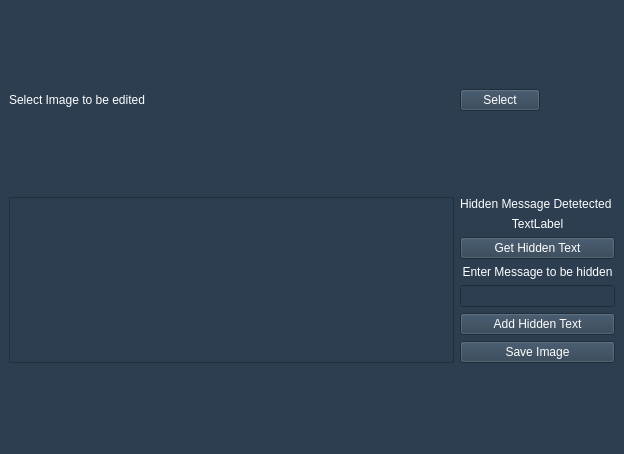
The window that designs/steganography.ui (gat786/cbir) describes before a commit, drawn with Qt 5.
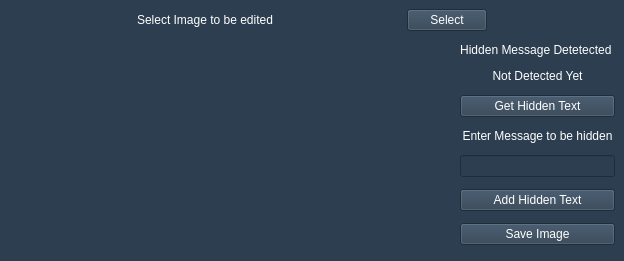
The same window after the commit.

Commit message: changed structured and started steganography

What changed in the file:
```diff
--- a/designs/steganography.ui
+++ b/designs/steganography.ui
@@ -7,9 +7,21 @@
     <x>0</x>
     <y>0</y>
     <width>624</width>
-    <height>454</height>
+    <height>261</height>
    </rect>
   </property>
+  <property name="sizePolicy">
+   <sizepolicy hsizetype="Ignored" vsizetype="Maximum">
+    <horstretch>0</horstretch>
+    <verstretch>0</verstretch>
+   </sizepolicy>
+  </property>
+  <property name="maximumSize">
+   <size>
+    <width>16777215</width>
+    <height>261</height>
+   </size>
+  </property>
   <property name="windowTitle">
    <string>Steganography</string>
   </property>
@@ -19,42 +31,9 @@
   </property>
   <widget class="QWidget" name="centralwidget">
    <layout class="QGridLayout" name="gridLayout">
-    <item row="0" column="1">
-     <widget class="QPushButton" name="choose_image">
-      <property name="sizePolicy">
-       <sizepolicy hsizetype="Fixed" vsizetype="Fixed">
-        <horstretch>0</horstretch>
-        <verstretch>0</verstretch>
-       </sizepolicy>
-      </property>
-      <property name="styleSheet">
-       <string notr="true">color: rgb(255, 255, 255);</string>
-      </property>
-      <property name="text">
-       <string>Select</string>
-      </property>
-     </widget>
-    </item>
     <item row="1" column="0">
-     <widget class="QFrame" name="frame">
-      <property name="enabled">
-       <bool>true</bool>
-      </property>
-      <property name="sizePolicy">
-       <sizepolicy hsizetype="Expanding" vsizetype="Preferred">
-        <horstretch>0</horstretch>
-        <verstretch>0</verstretch>
-       </sizepolicy>
-      </property>
-      <property name="frameShape">
-       <enum>QFrame::StyledPanel</enum>
-      </property>
-      <property name="frameShadow">
-       <enum>QFrame::Raised</enum>
-      </property>
-     </widget>
-    </item>
-    <item row="0" column="0">
+     <layout class="QHBoxLayout" name="horizontalLayout_3">
+      <item>
      <widget class="QLabel" name="label">
       <property name="sizePolicy">
        <sizepolicy hsizetype="Fixed" vsizetype="Fixed">
@@ -70,7 +49,42 @@
       </property>
      </widget>
     </item>
-    <item row="1" column="1">
+      <item>
+       <widget class="QPushButton" name="choose_image">
+        <property name="sizePolicy">
+         <sizepolicy hsizetype="Fixed" vsizetype="Fixed">
+          <horstretch>0</horstretch>
+          <verstretch>0</verstretch>
+         </sizepolicy>
+        </property>
+        <property name="styleSheet">
+         <string notr="true">color: rgb(255, 255, 255);</string>
+        </property>
+        <property name="text">
+         <string>Select</string>
+        </property>
+       </widget>
+      </item>
+     </layout>
+    </item>
+    <item row="2" column="0">
+     <layout class="QVBoxLayout" name="verticalLayout_3">
+      <item>
+       <layout class="QHBoxLayout" name="horizontalLayout_2">
+        <item>
+         <widget class="QLabel" name="image_view">
+          <property name="sizePolicy">
+           <sizepolicy hsizetype="Expanding" vsizetype="Expanding">
+            <horstretch>0</horstretch>
+            <verstretch>0</verstretch>
+           </sizepolicy>
+          </property>
+          <property name="text">
+           <string/>
+          </property>
+         </widget>
+        </item>
+        <item>
      <layout class="QVBoxLayout" name="verticalLayout">
       <property name="sizeConstraint">
        <enum>QLayout::SetNoConstraint</enum>
@@ -106,7 +120,7 @@
          <string notr="true">color: rgb(255, 255, 255);</string>
         </property>
         <property name="text">
-         <string>TextLabel</string>
+             <string>Not Detected Yet</string>
         </property>
         <property name="alignment">
          <set>Qt::AlignCenter</set>
@@ -174,6 +188,10 @@
          <string>Save Image</string>
         </property>
        </widget>
+          </item>
+         </layout>
+        </item>
+       </layout>
       </item>
      </layout>
     </item>
```
Left out of the diff: 2 changed lines with no effect on the pictures. Lines whose indentation alone changed are shown as unchanged. The commit also changes 12 other files.
